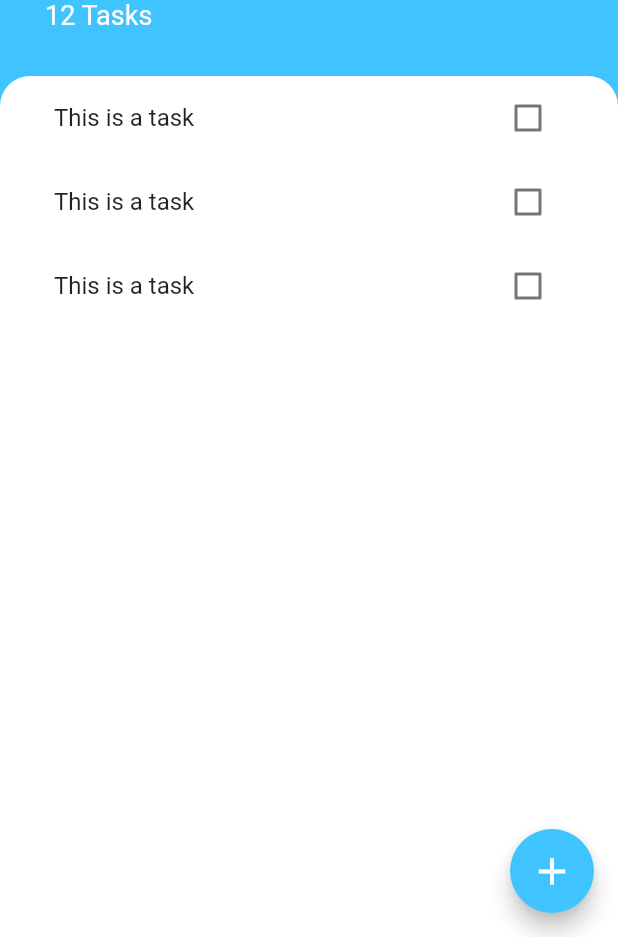
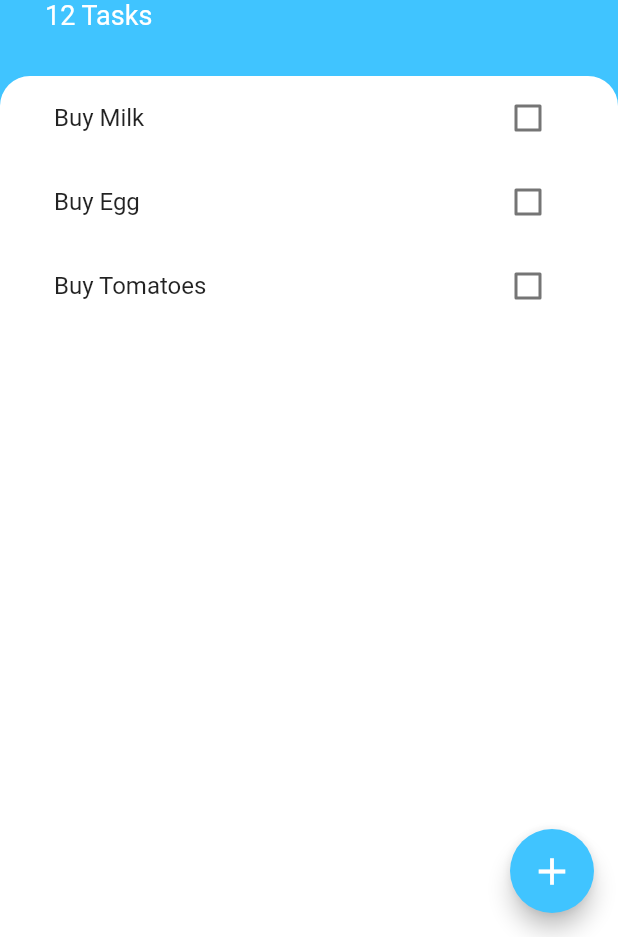
Before and after one commit to MuursaleenBats/todoey_flutter, a Flutter app: the screen it shows after launch, on a phone screen of 412 x 824 dp, the part 299-1236 px from its top. Run offline on Flutter 3.47's test engine with Material 2 defaults, Android fonts, the phone set to English and light mode, and no system bars.

Commit message:
ListView Builder used for creating task tiles.

```diff
--- a/lib/widgets/task_tile.dart
+++ b/lib/widgets/task_tile.dart
@@ -1,48 +1,27 @@
 import 'package:flutter/material.dart';
 
-class TaskTile extends StatefulWidget {
-  @override
-  State<TaskTile> createState() => _TaskTileState();
-}
-
-class _TaskTileState extends State<TaskTile> {
-  bool isChecked = false;
-  void checkboxCallback(bool checkboxState) {
-    setState(() {
-      isChecked = checkboxState;
-    });
-  }
-
+class TaskTile extends StatelessWidget {
+  final bool isChecked;
+  final String title;
+  final Function toggleCheckboxState;
+  const TaskTile(
+      {required this.isChecked,
+      required this.title,
+      required this.toggleCheckboxState});
   @override
   Widget build(BuildContext context) {
     return ListTile(
       title: Text(
-        "This is a task",
+        title,
         style: TextStyle(
-          decoration:
-              isChecked ? TextDecoration.lineThrough : TextDecoration.none,
-        ),
+            decoration: isChecked ? TextDecoration.lineThrough : null),
       ),
-      trailing: TaskCheckbox(
-        isChecked,
-        checkboxCallback,
-      ),
+      trailing: Checkbox(
+          activeColor: Colors.lightBlueAccent,
+          value: isChecked,
+          onChanged: (value) {
+            toggleCheckboxState(value);
+          }),
     );
   }
 }
-
-class TaskCheckbox extends StatelessWidget {
-  final bool checkboxState;
-  final Function checkboxToggler;
-  TaskCheckbox(this.checkboxState, this.checkboxToggler);
-  @override
-  Widget build(BuildContext context) {
-    return Checkbox(
-      activeColor: Colors.lightBlueAccent,
-      value: checkboxState,
-      onChanged: (value) {
-        checkboxToggler(value);
-      },
-    );
-  }
-}
--- a/lib/widgets/tasks_list.dart
+++ b/lib/widgets/tasks_list.dart
@@ -13,14 +13,21 @@ class _TasksListState extends State<TasksList> {
     Task(name: 'Buy Egg'),
     Task(name: 'Buy Tomatoes'),
   ];
+
   @override
   Widget build(BuildContext context) {
-    return ListView(
-      children: [
-        TaskTile(),
-        TaskTile(),
-        TaskTile(),
-      ],
-    );
+    return ListView.builder(
+        itemBuilder: (context, index) {
+          return TaskTile(
+            isChecked: tasks[index].isDone,
+            title: tasks[index].name,
+            toggleCheckboxState: (bool checkboxState) {
+              setState(() {
+                tasks[index].isDone = checkboxState;
+              });
+            },
+          );
+        },
+        itemCount: tasks.length);
   }
 }
```
